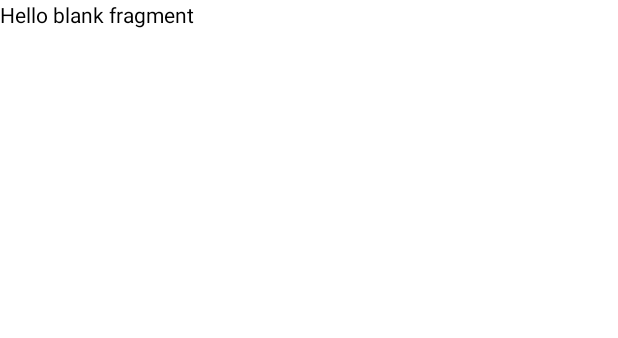
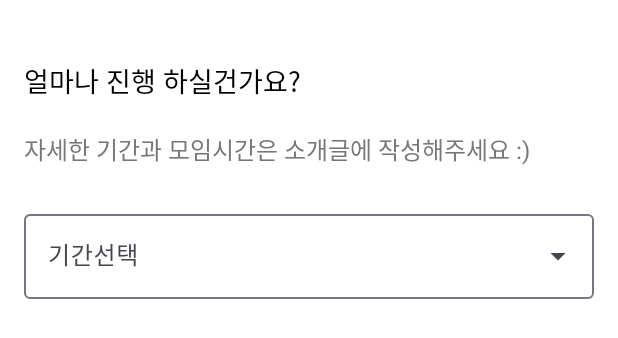
Before and after one commit to APP-Android2/FinalProject-modigm, an Android app: the layout fragment_write_period.xml on its own in the app's theme, with its tools: preview values and no code run, on a phone screen of 412 x 824 dp. Shown: the top 338 px of the screen. Run offline under Robolectric (Android 15) with nearby library versions, the light colour scheme and no system bars.

Commit message:
[UI] WritePeriodFragment 화면 추가

```diff
--- a/app/src/main/res/layout/fragment_write_period.xml
+++ b/app/src/main/res/layout/fragment_write_period.xml
@@ -1,14 +1,71 @@
 <?xml version="1.0" encoding="utf-8"?>
-<FrameLayout xmlns:android="http://schemas.android.com/apk/res/android"
+<androidx.constraintlayout.widget.ConstraintLayout xmlns:android="http://schemas.android.com/apk/res/android"
     xmlns:tools="http://schemas.android.com/tools"
     android:layout_width="match_parent"
     android:layout_height="match_parent"
+    xmlns:app="http://schemas.android.com/apk/res-auto"
     tools:context=".ui.write.WritePeriodFragment">
 
-    <!-- TODO: Update blank fragment layout -->
+
     <TextView
+        android:id="@+id/textView_writePeriod_question"
         android:layout_width="match_parent"
-        android:layout_height="match_parent"
-        android:text="@string/hello_blank_fragment" />
+        android:layout_height="wrap_content"
+        android:text="얼마나 진행 하실건가요?"
 
-</FrameLayout>
+        android:textSize="18dp"
+        android:textAppearance="@style/TextAppearance.AppCompat.Medium"
+
+        android:layout_marginTop="40dp"
+        android:layout_marginStart="16dp"
+        android:layout_marginEnd="164dp"
+
+        app:layout_constraintTop_toTopOf="parent"
+        app:layout_constraintStart_toStartOf="parent"
+        app:layout_constraintEnd_toEndOf="parent"/>
+
+    <TextView
+        android:id="@+id/textView_writePeriod_notice"
+        android:layout_width="match_parent"
+        android:layout_height="wrap_content"
+        android:text="자세한 기간과 모임시간은 소개글에 작성해주세요 :)"
+
+        android:textSize="16dp"
+        android:textColor="@color/textGray"
+
+        android:layout_marginTop="20dp"
+        android:layout_marginStart="16dp"
+        android:layout_marginEnd="16dp"
+
+        app:layout_constraintTop_toBottomOf="@id/textView_writePeriod_question"
+        app:layout_constraintStart_toStartOf="parent"
+        app:layout_constraintEnd_toEndOf="parent"/>
+
+    <com.google.android.material.textfield.TextInputLayout
+        android:id="@+id/textInputLayout_writePeriod"
+        android:layout_width="match_parent"
+        android:layout_height="wrap_content"
+        style="@style/Widget.Material3.TextInputLayout.OutlinedBox.ExposedDropdownMenu"
+        android:hint="기간선택"
+
+        android:layout_marginTop="26dp"
+        android:layout_marginStart="16dp"
+        android:layout_marginEnd="16dp"
+
+        android:focusableInTouchMode="false"
+        android:focusable="false"
+
+        app:layout_constraintTop_toBottomOf="@id/textView_writePeriod_notice"
+        app:layout_constraintStart_toStartOf="parent"
+        app:layout_constraintEnd_toEndOf="parent">
+
+        <AutoCompleteTextView
+            android:id="@+id/textinput_writePeriod"
+            android:layout_width="match_parent"
+            android:layout_height="wrap_content"
+            android:focusableInTouchMode="false"
+            android:focusable="false"/>
+
+    </com.google.android.material.textfield.TextInputLayout>
+
+</androidx.constraintlayout.widget.ConstraintLayout>
```
